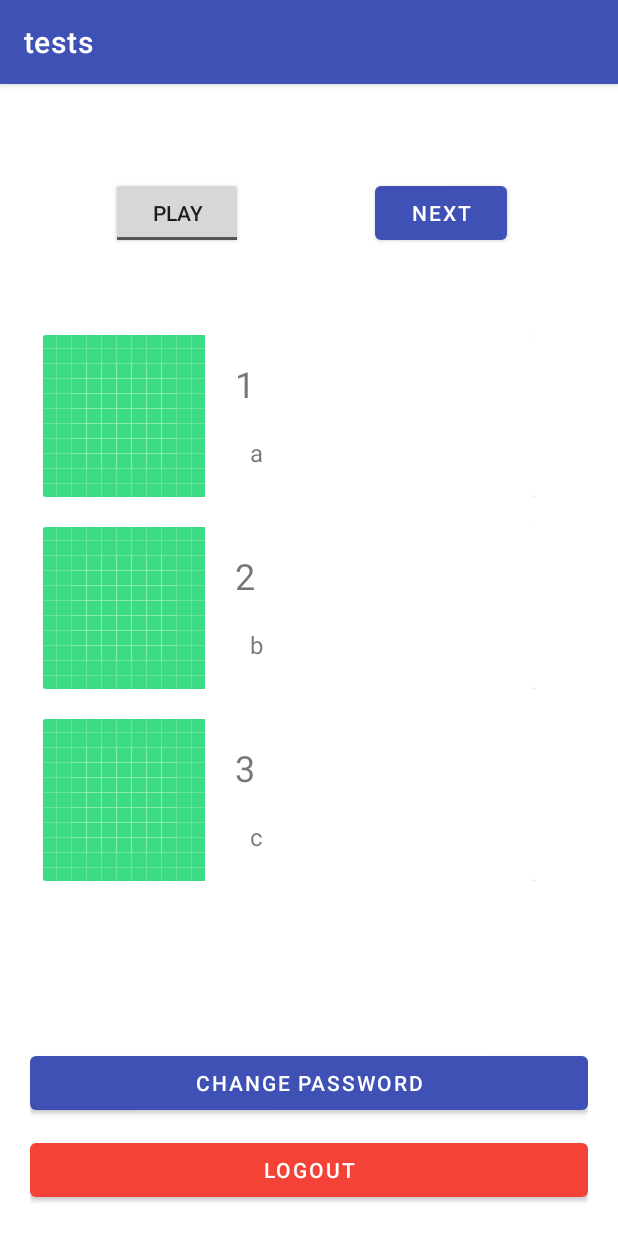
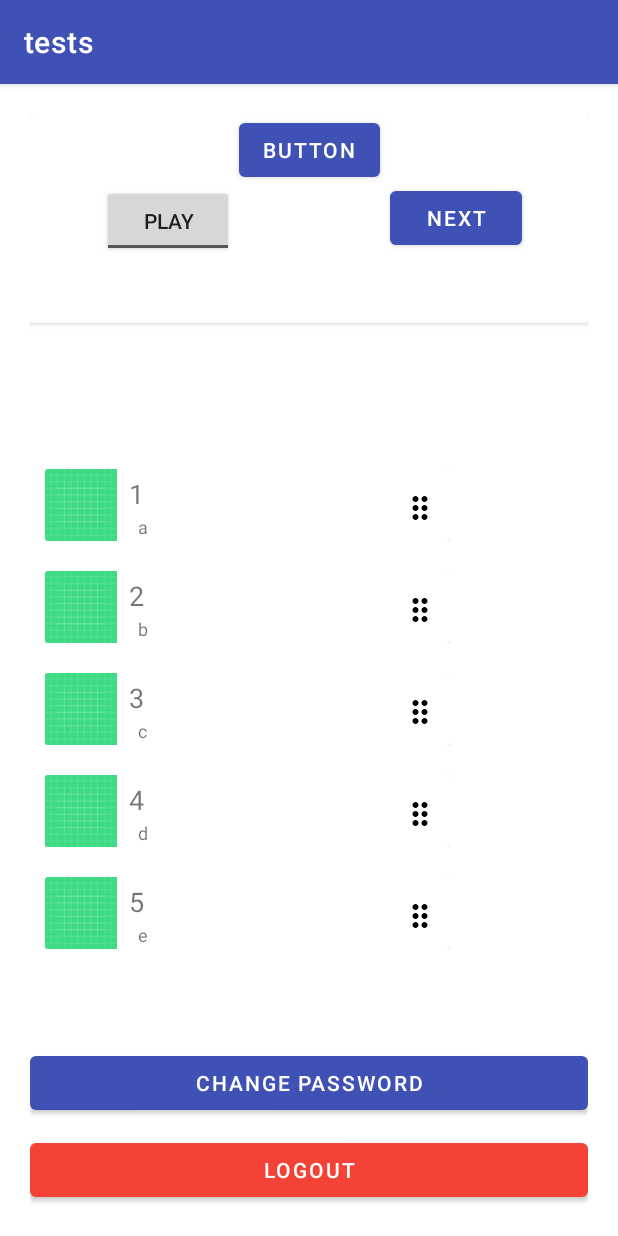
Before and after one commit to pam-param-pam/Radiowezel-Android-App, an Android app: the HomeActivity screen opened directly, with no data from a screen before it, on a phone screen of 412 x 824 dp. Run offline under Robolectric (Android 15) with nearby library versions, the phone set to English and light mode, and no system bars; our stand-ins replace Volley.

Commit message:
initial commit

```diff
--- a/app/build.gradle
+++ b/app/build.gradle
@@ -40,6 +40,7 @@ dependencies {
     implementation 'androidx.lifecycle:lifecycle-livedata-ktx:2.5.1'
     implementation 'androidx.lifecycle:lifecycle-viewmodel-ktx:2.5.1'
     implementation 'com.android.volley:volley:1.2.1'
+    implementation 'com.github.HaarigerHarald:android-youtubeExtractor:master-SNAPSHOT'
 
     testImplementation 'junit:junit:4.13.2'
     androidTestImplementation 'androidx.test.ext:junit:1.1.3'
--- a/app/src/main/java/dev/pamparampam/myapplication/login/HomeActivity.java
+++ b/app/src/main/java/dev/pamparampam/myapplication/login/HomeActivity.java
@@ -17,6 +17,7 @@ import android.widget.Toast;
 
 import androidx.appcompat.app.AlertDialog;
 import androidx.appcompat.app.AppCompatActivity;
+import androidx.recyclerview.widget.ItemTouchHelper;
 import androidx.recyclerview.widget.LinearLayoutManager;
 import androidx.recyclerview.widget.RecyclerView;
 
@@ -34,7 +35,6 @@ import dev.pamparampam.myapplication.R;
 
 import dev.pamparampam.myapplication.login.helper.Functions;
 
-import java.util.ArrayList;
 import java.util.HashMap;
 import java.util.Map;
 import java.util.Objects;
@@ -45,11 +45,12 @@ import java.util.Objects;
  * www.snowcorp.org
  */
 
-public class HomeActivity extends AppCompatActivity {
+public class HomeActivity extends AppCompatActivity implements StartDragListener{
     private static final String TAG = HomeActivity.class.getSimpleName();
 
     private MaterialButton btnChangePass, btnLogout;
-
+    private RecyclerViewAdapter mAdapter;
+    private ItemTouchHelper touchHelper;
     private HashMap<String,String> user = new HashMap<>();
     private RecyclerView recyclerView;
     @SuppressLint("MissingInflatedId")
@@ -65,42 +66,22 @@ public class HomeActivity extends AppCompatActivity {
 
         recyclerView = findViewById(R.id.recycler_view);
 
-        ArrayList<String> arrayList=new ArrayList<>();
-        arrayList.add("Don't care");
-        arrayList.add("Didn't ask");
-        arrayList.add("Ratio");
-        arrayList.add("Counter ratio");
-        arrayList.add("Skill issue");
-        arrayList.add("Cry about it");
-        arrayList.add("Pinged owner");
-        arrayList.add("Seethe");
-        arrayList.add("Mald");
-        arrayList.add("Fatherless");
-        arrayList.add("Stfu");
-        arrayList.add("No life");
-        arrayList.add("Touch grass");
-        arrayList.add("Cancelled");
-        arrayList.add("Denied");
-        arrayList.add("Exposed");
-        arrayList.add("Rat");
-        arrayList.add("Back pilled");
-        arrayList.add("Stay bad");
-        arrayList.add("Blocked");
-        arrayList.add("Stay mad");
 
-        ArrayAdapter<String> arrayAdapter = new ArrayAdapter<String>(
-                this,
-                android.R.layout.simple_list_item_1,
-                arrayList );
+        String[] s1 = getResources().getStringArray(R.array.music_titles);
+        String[] s2 = getResources().getStringArray(R.array.music_desc);
+        int[] images = {R.drawable.ic_launcher_background, R.drawable.ic_launcher_background, R.drawable.ic_launcher_background, R.drawable.ic_launcher_background, R.drawable.ic_launcher_background, R.drawable.ic_launcher_background, R.drawable.ic_launcher_background, R.drawable.ic_launcher_background, R.drawable.ic_launcher_background, R.drawable.ic_launcher_background};
 
 
-        String s1[] = getResources().getStringArray(R.array.music_titles);
-        String s2[] = getResources().getStringArray(R.array.music_desc);
-        int images[] = {R.drawable.ic_launcher_background, R.drawable.ic_launcher_background, R.drawable.ic_launcher_background, R.drawable.ic_launcher_background};
-        MyAdapter myAdapter = new MyAdapter(this, s1, s2, images);
-        recyclerView.setAdapter(myAdapter);
+
+        mAdapter = new RecyclerViewAdapter(this,this, s1, s2, images);
+
+        ItemTouchHelper.Callback callback =
+                new ItemMoveCallback(mAdapter);
+        touchHelper  = new ItemTouchHelper(callback);
+        touchHelper.attachToRecyclerView(recyclerView);
+
+        recyclerView.setAdapter(mAdapter);
         recyclerView.setLayoutManager(new LinearLayoutManager(this));
-
 
 
 
@@ -111,7 +92,9 @@ public class HomeActivity extends AppCompatActivity {
         init();
     }
 
+
     private void init() {
+
         btnLogout.setOnClickListener(v -> logoutUser());
 
         btnChangePass.setOnClickListener(v -> {
@@ -255,4 +238,8 @@ public class HomeActivity extends AppCompatActivity {
         Functions.hideProgressDialog(HomeActivity.this);
     }
 
+    @Override
+    public void requestDrag(RecyclerView.ViewHolder viewHolder) {
+        touchHelper.startDrag(viewHolder);
+    }
 }
--- /dev/null
+++ b/app/src/main/java/dev/pamparampam/myapplication/login/ItemMoveCallback.java
@@ -0,0 +1,82 @@
+package dev.pamparampam.myapplication.login;
+
+
+import androidx.annotation.NonNull;
+import androidx.recyclerview.widget.ItemTouchHelper;
+import androidx.recyclerview.widget.RecyclerView;
+
+public class ItemMoveCallback extends ItemTouchHelper.Callback {
+
+    private final ItemTouchHelperContract mAdapter;
+
+    public ItemMoveCallback(ItemTouchHelperContract adapter) {
+        mAdapter = adapter;
+    }
+
+    @Override
+    public boolean isLongPressDragEnabled() {
+        return false;
+    }
+
+    @Override
+    public boolean isItemViewSwipeEnabled() {
+        return false;
+    }
+
+
+
+    @Override
+    public void onSwiped(@NonNull RecyclerView.ViewHolder viewHolder, int i) {
+
+    }
+
+    @Override
+    public int getMovementFlags(RecyclerView recyclerView, RecyclerView.ViewHolder viewHolder) {
+        int dragFlags = ItemTouchHelper.UP | ItemTouchHelper.DOWN;
+        return makeMovementFlags(dragFlags, 0);
+    }
+
+    @Override
+    public boolean onMove(RecyclerView recyclerView, RecyclerView.ViewHolder viewHolder,
+                          RecyclerView.ViewHolder target) {
+        mAdapter.onRowMoved(viewHolder.getAdapterPosition(), target.getAdapterPosition());
+        return true;
+    }
+
+    @Override
+    public void onSelectedChanged(RecyclerView.ViewHolder viewHolder,
+                                  int actionState) {
+
+
+        if (actionState != ItemTouchHelper.ACTION_STATE_IDLE) {
+            if (viewHolder instanceof RecyclerViewAdapter.MyViewHolder) {
+                RecyclerViewAdapter.MyViewHolder myViewHolder=
+                        (RecyclerViewAdapter.MyViewHolder) viewHolder;
+                mAdapter.onRowSelected(myViewHolder);
+            }
+
+        }
+
+        super.onSelectedChanged(viewHolder, actionState);
+    }
+    @Override
+    public void clearView(RecyclerView recyclerView,
+                          RecyclerView.ViewHolder viewHolder) {
+        super.clearView(recyclerView, viewHolder);
+
+        if (viewHolder instanceof RecyclerViewAdapter.MyViewHolder) {
+            RecyclerViewAdapter.MyViewHolder myViewHolder=
+                    (RecyclerViewAdapter.MyViewHolder) viewHolder;
+            mAdapter.onRowClear(myViewHolder);
+        }
+    }
+
+    public interface ItemTouchHelperContract {
+
+        void onRowMoved(int fromPosition, int toPosition);
+        void onRowSelected(RecyclerViewAdapter.MyViewHolder myViewHolder);
+        void onRowClear(RecyclerViewAdapter.MyViewHolder myViewHolder);
+
+    }
+
+}
--- a/app/src/main/java/dev/pamparampam/myapplication/login/MyAdapter.java
+++ /dev/null
@@ -1,62 +0,0 @@
-package dev.pamparampam.myapplication.login;
-
-import android.content.Context;
-import android.view.LayoutInflater;
-import android.view.View;
-import android.view.ViewGroup;
-import android.widget.ImageView;
-import android.widget.TextView;
-
-import androidx.annotation.NonNull;
-import androidx.recyclerview.widget.RecyclerView;
-
-import dev.pamparampam.myapplication.R;
-
-public class MyAdapter extends RecyclerView.Adapter<MyAdapter.MyViewHolder> {
-    String data1[], data2[];
-    int img[];
-    Context context;
-
-    public MyAdapter(Context ct, String s1[], String s2[], int images[]) {
-        data1 = s1;
-        data2 = s2;
-        context = ct;
-        img = images;
-    }
-
-    @NonNull
-    @Override
-    public MyAdapter.MyViewHolder onCreateViewHolder(@NonNull ViewGroup parent, int viewType) {
-        LayoutInflater inflater = LayoutInflater.from(context);
-        View view = inflater.inflate(R.layout.my_row, parent, false);
-        return new MyViewHolder(view);
-    }
-
-    @Override
-    public void onBindViewHolder(@NonNull MyAdapter.MyViewHolder holder, int position) {
-        holder.myText1.setText(data1[position]);
-        holder.myText2.setText(data2[position]);
-        holder.myImage.setImageResource(img[position]);
-    }
-
-    @Override
-    public int getItemCount() {
-        return data1.length;
-    }
-
-    public class MyViewHolder extends RecyclerView.ViewHolder {
-
-        TextView myText1, myText2;
-        ImageView myImage;
-
-        public MyViewHolder(@NonNull View itemView) {
-            super(itemView);
-            myText1 = itemView.findViewById(R.id.music_titles);
-            myText2 = itemView.findViewById(R.id.music_desc);
-            myImage = itemView.findViewById(R.id.music_thumbnail);
-
-
-
-        }
-    }
-}
--- /dev/null
+++ b/app/src/main/java/dev/pamparampam/myapplication/login/RecyclerViewAdapter.java
@@ -0,0 +1,123 @@
+package dev.pamparampam.myapplication.login;
+
+import android.content.Context;
+import android.graphics.Color;
+
+import android.view.LayoutInflater;
+import android.view.MotionEvent;
+import android.view.View;
+import android.view.ViewGroup;
+import android.widget.ImageView;
+import android.widget.TextView;
+
+import androidx.annotation.NonNull;
+import androidx.recyclerview.widget.RecyclerView;
+
+import dev.pamparampam.myapplication.R;
+
+import java.util.Arrays;
+import java.util.Collections;
+
+public class RecyclerViewAdapter extends RecyclerView.Adapter<RecyclerViewAdapter.MyViewHolder> implements ItemMoveCallback.ItemTouchHelperContract {
+
+
+    StartDragListener mStartDragListener;
+    String[] data1, data2;
+
+    int[] img;
+    ImageView handImage;
+    Context context;
+
+
+    public RecyclerViewAdapter(Context ct, StartDragListener startDragListener, String[] s1, String[] s2, int[] images) {
+
+        mStartDragListener = startDragListener;
+        data1 = s1;
+        data2 = s2;
+        context = ct;
+        img = images;
+    }
+
+    @NonNull
+    public MyViewHolder onCreateViewHolder(@NonNull ViewGroup parent, int viewType) {
+        LayoutInflater inflater = LayoutInflater.from(context);
+        View view = inflater.inflate(R.layout.my_row, parent, false);
+        return new MyViewHolder(view);
+    }
+
+    @Override
+    public void onBindViewHolder(final MyViewHolder holder, int position) {
+
+        holder.musicTitle.setText(data1[position]);
+        holder.musicDesc.setText(data2[position]);
+        holder.musicThumbnail.setImageResource(img[position]);
+
+        holder.handImage.setOnTouchListener(new View.OnTouchListener() {
+            @Override
+            public boolean onTouch(View v, MotionEvent event) {
+                if (event.getAction() ==
+                        MotionEvent.ACTION_DOWN) {
+                    mStartDragListener.requestDrag(holder);
+                }
+                return false;
+            }
+        });
+    }
+
+
+    @Override
+    public int getItemCount() {
+        return data1.length;
+    }
+
+
+    @Override
+    public void onRowMoved(int fromPosition, int toPosition) {
+        if (fromPosition < toPosition) {
+            for (int i = fromPosition; i < toPosition; i++) {
+                Collections.swap(Arrays.asList(data1), i, i + 1);
+            }
+        } else {
+            for (int i = fromPosition; i > toPosition; i--) {
+                Collections.swap(Arrays.asList(data1), i, i - 1);
+            }
+        }
+        notifyItemMoved(fromPosition, toPosition);
+    }
+
+
+
+
+
+
+    @Override
+    public void onRowSelected(MyViewHolder myViewHolder) {
+        myViewHolder.rowView.setBackgroundColor(Color.WHITE);
+    }
+
+    @Override
+    public void onRowClear(MyViewHolder myViewHolder) {
+        myViewHolder.rowView.setBackgroundColor(Color.GRAY);
+
+    }
+
+
+    public class MyViewHolder extends RecyclerView.ViewHolder {
+
+        TextView musicTitle, musicDesc;
+        ImageView musicThumbnail, handImage;
+        View rowView;
+        public MyViewHolder(@NonNull View itemView) {
+            super(itemView);
+            rowView = itemView;
+            musicTitle = itemView.findViewById(R.id.music_titles);
+            musicDesc = itemView.findViewById(R.id.music_desc);
+            musicThumbnail = itemView.findViewById(R.id.music_thumbnail);
+            handImage = itemView.findViewById(R.id.imageView);
+
+
+
+        }
+    }
+
+}
--- /dev/null
+++ b/app/src/main/java/dev/pamparampam/myapplication/login/StartDragListener.java
@@ -0,0 +1,8 @@
+package dev.pamparampam.myapplication.login;
+
+
+import androidx.recyclerview.widget.RecyclerView;
+
+public interface StartDragListener {
+    void requestDrag(RecyclerView.ViewHolder viewHolder);
+}
--- /dev/null
+++ b/app/src/main/res/drawable/drag_indicator.xml
@@ -0,0 +1,9 @@
+<vector xmlns:android="http://schemas.android.com/apk/res/android" xmlns:aapt="http://schemas.android.com/aapt"
+    android:viewportWidth="24"
+    android:viewportHeight="24"
+    android:width="24dp"
+    android:height="24dp">
+    <path
+        android:pathData="M11 18c0 1.1 -0.9 2 -2 2s-2 -0.9 -2 -2 0.9 -2 2 -2 2 0.9 2 2zm-2 -8c-1.1 0 -2 0.9 -2 2s0.9 2 2 2 2 -0.9 2 -2 -0.9 -2 -2 -2zm0 -6c-1.1 0 -2 0.9 -2 2s0.9 2 2 2 2 -0.9 2 -2 -0.9 -2 -2 -2zm6 4c1.1 0 2 -0.9 2 -2s-0.9 -2 -2 -2 -2 0.9 -2 2 0.9 2 2 2zm0 2c-1.1 0 -2 0.9 -2 2s0.9 2 2 2 2 -0.9 2 -2 -0.9 -2 -2 -2zm0 6c-1.1 0 -2 0.9 -2 2s0.9 2 2 2 2 -0.9 2 -2 -0.9 -2 -2 -2z"
+        android:fillColor="#000000" />
+</vector>
--- /dev/null
+++ b/app/src/main/res/drawable/ic_pan_tool_black_24dp.xml
@@ -0,0 +1,5 @@
+<vector android:height="24dp" android:tint="#31FF2B"
+    android:viewportHeight="24.0" android:viewportWidth="24.0"
+    android:width="24dp" xmlns:android="http://schemas.android.com/apk/res/android">
+    <path android:fillColor="#FF000000" android:pathData="M23,5.5V20c0,2.2 -1.8,4 -4,4h-7.3c-1.08,0 -2.1,-0.43 -2.85,-1.19L1,14.83s1.26,-1.23 1.3,-1.25c0.22,-0.19 0.49,-0.29 0.79,-0.29 0.22,0 0.42,0.06 0.6,0.16 0.04,0.01 4.31,2.46 4.31,2.46V4c0,-0.83 0.67,-1.5 1.5,-1.5S11,3.17 11,4v7h1V1.5c0,-0.83 0.67,-1.5 1.5,-1.5S15,0.67 15,1.5V11h1V2.5c0,-0.83 0.67,-1.5 1.5,-1.5s1.5,0.67 1.5,1.5V11h1V5.5c0,-0.83 0.67,-1.5 1.5,-1.5s1.5,0.67 1.5,1.5z"/>
+</vector>
--- a/app/src/main/res/layout/activity_home.xml
+++ b/app/src/main/res/layout/activity_home.xml
@@ -1,5 +1,6 @@
 <RelativeLayout xmlns:android="http://schemas.android.com/apk/res/android"
     xmlns:app="http://schemas.android.com/apk/res-auto"
+    xmlns:tools="http://schemas.android.com/tools"
     android:layout_width="match_parent"
     android:layout_height="match_parent"
     android:layout_margin="20dp">
@@ -23,34 +24,61 @@
         android:textColor="@color/white"
         app:backgroundTint="#F44336" />
 
-    <ToggleButton
-        android:id="@+id/toggleButton"
-        android:layout_width="wrap_content"
-        android:layout_height="wrap_content"
+    <androidx.recyclerview.widget.RecyclerView
+        android:id="@+id/recycler_view"
+        android:layout_width="match_parent"
+        android:layout_height="350dp"
+        android:layout_above="@+id/change_password"
+        android:layout_alignParentStart="true"
+        android:layout_marginTop="-80dp"
+        android:layout_marginBottom="45dp" />
+
+    <androidx.cardview.widget.CardView
+        android:layout_width="match_parent"
+        android:layout_height="139dp"
         android:layout_alignParentStart="true"
         android:layout_alignParentTop="true"
-        android:layout_marginStart="54dp"
-        android:layout_marginTop="42dp"
-        android:textOff="@string/off_text"
-        android:textOn="@string/on_text" />
+        android:layout_marginStart="0dp"
+        android:layout_marginTop="0dp">
 
-    <Button
-        android:id="@+id/button3"
-        android:layout_width="wrap_content"
-        android:layout_height="wrap_content"
-        android:layout_alignParentTop="true"
-        android:layout_alignParentEnd="true"
-        android:layout_marginTop="42dp"
-        android:layout_marginEnd="54dp"
-        android:text="@string/next_btn" />
+        <androidx.constraintlayout.widget.ConstraintLayout
+            android:layout_width="match_parent"
+            android:layout_height="match_parent">
 
-    <androidx.recyclerview.widget.RecyclerView
-        android:layout_width="371dp"
-        android:layout_height="383dp"
-        android:layout_alignParentStart="true"
-        android:layout_alignParentTop="true"
-        android:layout_marginStart="-1dp"
-        android:layout_marginTop="137dp"
-        android:id="@+id/recycler_view"/>
+            <Button
+                android:id="@+id/button3"
+                android:layout_width="wrap_content"
+                android:layout_height="wrap_content"
+
+                android:layout_marginStart="104dp"
+                android:text="@string/next_btn"
+                app:layout_constraintBottom_toBottomOf="parent"
+                app:layout_constraintStart_toEndOf="@+id/toggleButton"
+                app:layout_constraintTop_toTopOf="parent"
+                app:layout_constraintVertical_bias="0.494" />
+
+            <ToggleButton
+                android:id="@+id/toggleButton"
+                android:layout_width="wrap_content"
+                android:layout_height="wrap_content"
+                android:layout_marginStart="48dp"
+                android:layout_marginBottom="44dp"
+                android:textOff="@string/off_text"
+                android:textOn="@string/on_text"
+                app:layout_constraintBottom_toBottomOf="parent"
+                app:layout_constraintStart_toStartOf="parent" />
+
+            <Button
+                android:id="@+id/button"
+                android:layout_width="wrap_content"
+                android:layout_height="wrap_content"
+                android:layout_centerHorizontal="true"
+                android:text="Button"
+                app:layout_constraintEnd_toEndOf="parent"
+                app:layout_constraintStart_toStartOf="parent"
+                tools:layout_editor_absoluteY="47dp" />
+        </androidx.constraintlayout.widget.ConstraintLayout>
+
+    </androidx.cardview.widget.CardView>
 
 </RelativeLayout>
--- a/app/src/main/res/layout/my_row.xml
+++ b/app/src/main/res/layout/my_row.xml
@@ -13,39 +13,53 @@
         app:layout_constraintTop_toTopOf="parent">
 
         <androidx.constraintlayout.widget.ConstraintLayout
-            android:layout_width="match_parent"
+            android:layout_width="270dp"
             android:layout_height="match_parent">
 
             <ImageView
                 android:id="@+id/music_thumbnail"
-                android:layout_width="wrap_content"
-                android:layout_height="wrap_content"
+                android:layout_width="48dp"
+                android:layout_height="48dp"
+                app:layout_constraintBottom_toBottomOf="parent"
                 app:layout_constraintStart_toStartOf="parent"
                 app:layout_constraintTop_toTopOf="parent"
-                app:layout_constraintBottom_toBottomOf="parent"
-                tools:srcCompat="@mipmap/ic_launcher"/>
+                tools:srcCompat="@tools:sample/avatars" />
 
             <TextView
                 android:id="@+id/music_titles"
-                android:layout_width="130dp"
-                android:layout_height="35dp"
-                android:layout_marginStart="20dp"
-                android:layout_marginTop="16dp"
+                android:layout_width="96dp"
+                android:layout_height="23dp"
+                android:layout_marginStart="8dp"
+                android:layout_marginTop="4dp"
                 android:text="Title"
-                android:textSize="24sp"
+                android:textSize="18sp"
                 app:layout_constraintStart_toEndOf="@+id/music_thumbnail"
-                app:layout_constraintTop_toTopOf="parent"/>
+                app:layout_constraintTop_toTopOf="parent" />
 
             <TextView
                 android:id="@+id/music_desc"
-                android:layout_width="190dp"
-                android:layout_height="25dp"
-                android:layout_marginStart="10dp"
-                android:layout_marginBottom="15dp"
+                android:layout_width="163dp"
+                android:layout_height="16dp"
+                android:layout_marginStart="6dp"
+                android:layout_marginBottom="2dp"
                 android:text="Desc"
-                android:textSize="16sp"
+                android:textSize="12sp"
                 app:layout_constraintBottom_toBottomOf="parent"
-                app:layout_constraintStart_toStartOf="@+id/music_titles"/>
+                app:layout_constraintStart_toStartOf="@+id/music_titles" />
+
+            <ImageView
+                android:id="@+id/imageView"
+                android:layout_width="wrap_content"
+                android:layout_height="wrap_content"
+                android:layout_alignParentEnd="true"
+                android:layout_centerVertical="true"
+                android:layout_marginStart="7dp"
+                android:padding="8dp"
+
+                android:src="@drawable/drag_indicator"
+                app:layout_constraintBottom_toBottomOf="@id/music_desc"
+                app:layout_constraintEnd_toEndOf="parent"
+               />
         </androidx.constraintlayout.widget.ConstraintLayout>
 
     </androidx.cardview.widget.CardView>
--- a/app/src/main/res/values/strings.xml
+++ b/app/src/main/res/values/strings.xml
@@ -22,6 +22,12 @@
         <item>2</item>
         <item>3</item>
         <item>4</item>
+        <item>5</item>
+        <item>6</item>
+        <item>7</item>
+        <item>8</item>
+        <item>9</item>
+        <item>10</item>
     </string-array>
 
     <string-array name="music_desc">
@@ -29,6 +35,12 @@
         <item>b</item>
         <item>c</item>
         <item>d</item>
+        <item>e</item>
+        <item>f</item>
+        <item>g</item>
+        <item>h</item>
+        <item>i</item>
+        <item>j</item>
     </string-array>
 
 </resources>
```
